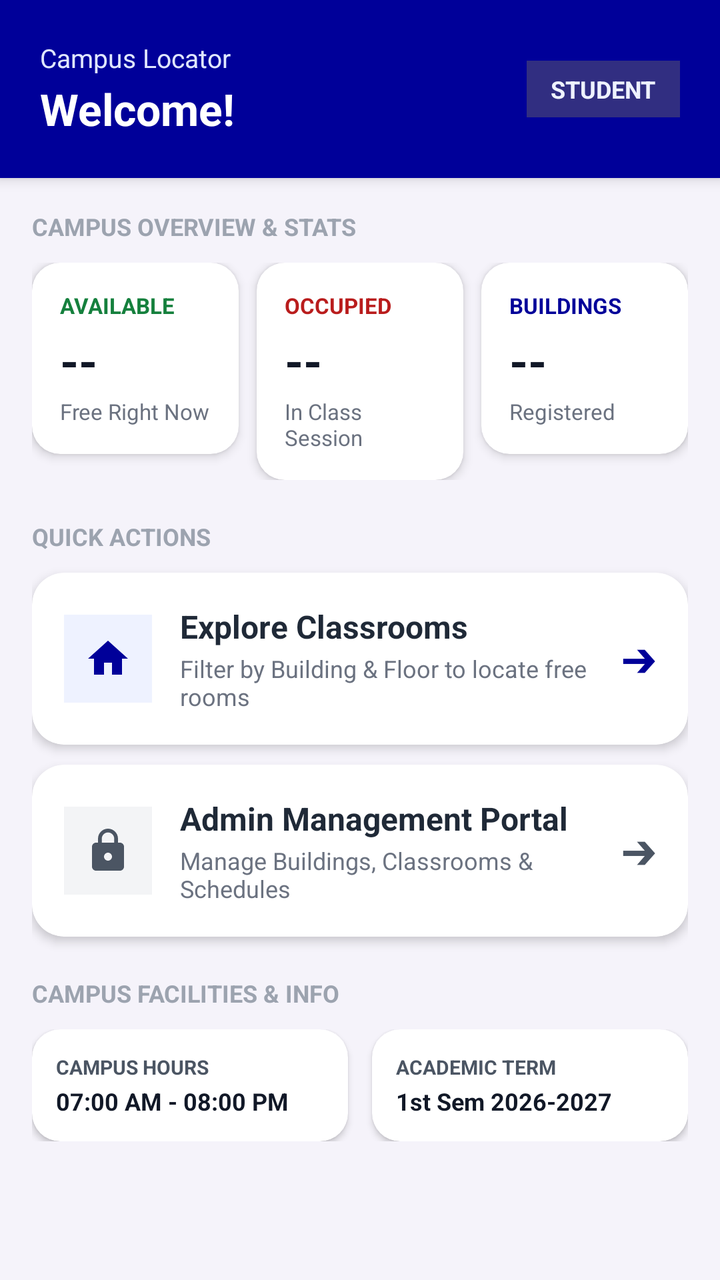
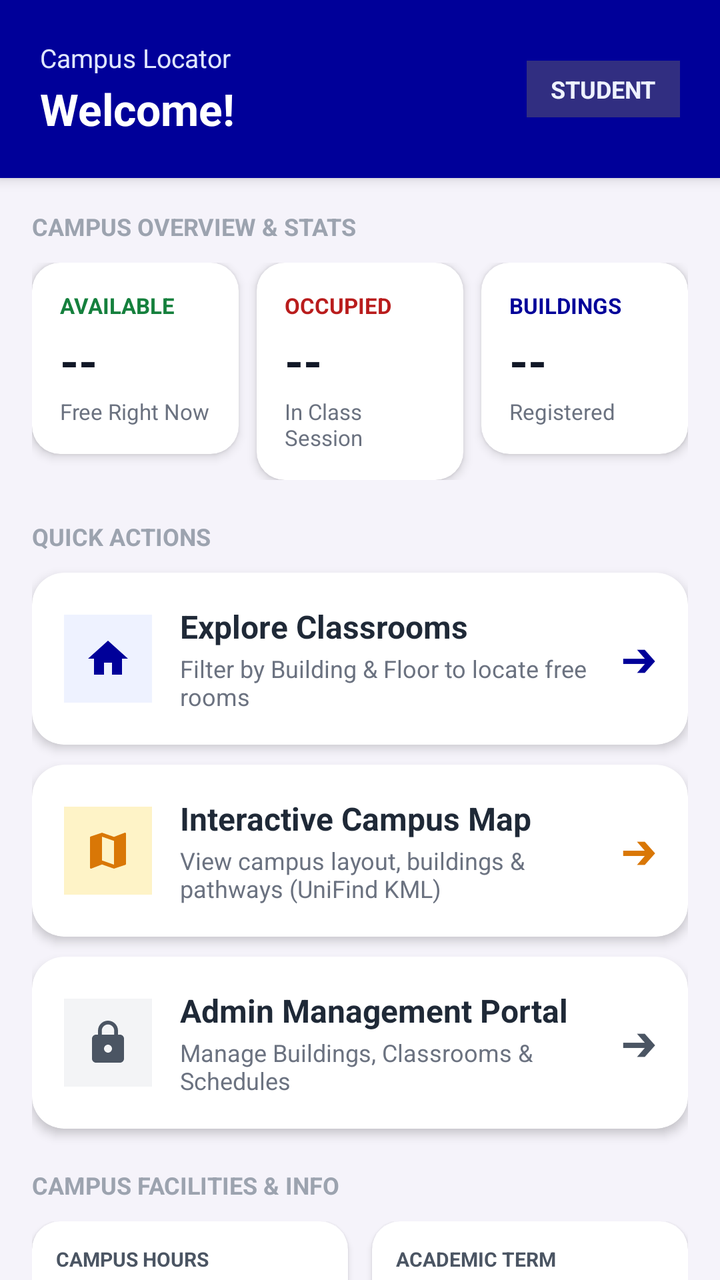

Two renders of the same Android screen: before a commit and after it. Below are the layout's source before the change and the commit's diff.
<!-- AndroidManifest.xml: application theme Theme.OOPProject -->
<!-- res/layout/fragment_home.xml -->
<?xml version="1.0" encoding="utf-8"?>
<LinearLayout xmlns:android="http://schemas.android.com/apk/res/android"
    xmlns:app="http://schemas.android.com/apk/res-auto"
    xmlns:tools="http://schemas.android.com/tools"
    android:layout_width="match_parent"
    android:layout_height="match_parent"
    android:background="#F5F3FA"
    android:orientation="vertical"
    tools:context=".frontEnd.HomeFragment">

    
    <LinearLayout
        android:layout_width="match_parent"
        android:layout_height="wrap_content"
        android:background="@color/dark_purple"
        android:elevation="4dp"
        android:gravity="center_vertical"
        android:orientation="horizontal"
        android:paddingHorizontal="20dp"
        android:paddingVertical="20dp">

        <LinearLayout
            android:layout_width="0dp"
            android:layout_height="wrap_content"
            android:layout_weight="1"
            android:orientation="vertical">

            <TextView
                android:layout_width="wrap_content"
                android:layout_height="wrap_content"
                android:text="Campus Locator"
                android:textColor="#E0E7FF"
                android:textSize="13sp" />

            <TextView
                android:id="@+id/tvUserName"
                android:layout_width="wrap_content"
                android:layout_height="wrap_content"
                android:layout_marginTop="2dp"
                android:text="Welcome!"
                android:textColor="#FFFFFF"
                android:textSize="22sp"
                android:textStyle="bold" />
        </LinearLayout>

        <TextView
            android:id="@+id/tvRoleBadge"
            android:layout_width="wrap_content"
            android:layout_height="wrap_content"
            android:background="#312E81"
            android:paddingHorizontal="12dp"
            android:paddingVertical="6dp"
            android:text="STUDENT"
            android:textColor="#EEF2FF"
            android:textSize="12sp"
            android:textStyle="bold" />
    </LinearLayout>

    <androidx.core.widget.NestedScrollView
        android:layout_width="match_parent"
        android:layout_height="0dp"
        android:layout_weight="1"
        android:clipToPadding="false"
        android:fillViewport="true">

        <LinearLayout
            android:layout_width="match_parent"
            android:layout_height="wrap_content"
            android:orientation="vertical"
            android:paddingHorizontal="16dp"
            android:paddingTop="16dp"
            android:paddingBottom="100dp">

            
            <TextView
                android:layout_width="wrap_content"
                android:layout_height="wrap_content"
                android:layout_marginBottom="10dp"
                android:text="CAMPUS OVERVIEW &amp; STATS"
                android:textColor="#9CA3AF"
                android:textSize="12sp"
                android:textStyle="bold" />

            
            <LinearLayout
                android:layout_width="match_parent"
                android:layout_height="wrap_content"
                android:baselineAligned="false"
                android:orientation="horizontal">

                
                <com.google.android.material.card.MaterialCardView
                    android:layout_width="0dp"
                    android:layout_height="wrap_content"
                    android:layout_marginEnd="6dp"
                    android:layout_weight="1"
                    app:cardBackgroundColor="#FFFFFF"
                    app:cardCornerRadius="14dp"
                    app:cardElevation="3dp"
                    app:strokeWidth="0dp">

                    <LinearLayout
                        android:layout_width="match_parent"
                        android:layout_height="wrap_content"
                        android:orientation="vertical"
                        android:padding="14dp">

                        <TextView
                            android:layout_width="wrap_content"
                            android:layout_height="wrap_content"
                            android:text="AVAILABLE"
                            android:textColor="#15803D"
                            android:textSize="11sp"
                            android:textStyle="bold" />

                        <TextView
                            android:id="@+id/tvAvailableCount"
                            android:layout_width="wrap_content"
                            android:layout_height="wrap_content"
                            android:layout_marginTop="4dp"
                            android:text="--"
                            android:textColor="#111827"
                            android:textSize="24sp"
                            android:textStyle="bold" />

                        <TextView
                            android:layout_width="wrap_content"
                            android:layout_height="wrap_content"
                            android:layout_marginTop="2dp"
                            android:text="Free Right Now"
                            android:textColor="#6B7280"
                            android:textSize="11sp" />
                    </LinearLayout>
                </com.google.android.material.card.MaterialCardView>

                
                <com.google.android.material.card.MaterialCardView
                    android:layout_width="0dp"
                    android:layout_height="wrap_content"
                    android:layout_marginHorizontal="3dp"
                    android:layout_weight="1"
                    app:cardBackgroundColor="#FFFFFF"
                    app:cardCornerRadius="14dp"
                    app:cardElevation="3dp"
                    app:strokeWidth="0dp">

                    <LinearLayout
                        android:layout_width="match_parent"
                        android:layout_height="wrap_content"
                        android:orientation="vertical"
                        android:padding="14dp">

                        <TextView
                            android:layout_width="wrap_content"
                            android:layout_height="wrap_content"
                            android:text="OCCUPIED"
                            android:textColor="#B91C1C"
                            android:textSize="11sp"
                            android:textStyle="bold" />

                        <TextView
                            android:id="@+id/tvOccupiedCount"
                            android:layout_width="wrap_content"
                            android:layout_height="wrap_content"
                            android:layout_marginTop="4dp"
                            android:text="--"
                            android:textColor="#111827"
                            android:textSize="24sp"
                            android:textStyle="bold" />

                        <TextView
                            android:layout_width="wrap_content"
                            android:layout_height="wrap_content"
                            android:layout_marginTop="2dp"
                            android:text="In Class Session"
                            android:textColor="#6B7280"
                            android:textSize="11sp" />
                    </LinearLayout>
                </com.google.android.material.card.MaterialCardView>

                
                <com.google.android.material.card.MaterialCardView
                    android:layout_width="0dp"
                    android:layout_height="wrap_content"
                    android:layout_marginStart="6dp"
                    android:layout_weight="1"
                    app:cardBackgroundColor="#FFFFFF"
                    app:cardCornerRadius="14dp"
                    app:cardElevation="3dp"
                    app:strokeWidth="0dp">

                    <LinearLayout
                        android:layout_width="match_parent"
                        android:layout_height="wrap_content"
                        android:orientation="vertical"
                        android:padding="14dp">

                        <TextView
                            android:layout_width="wrap_content"
                            android:layout_height="wrap_content"
                            android:text="BUILDINGS"
                            android:textColor="@color/dark_purple"
                            android:textSize="11sp"
                            android:textStyle="bold" />

                        <TextView
                            android:id="@+id/tvBuildingsCount"
                            android:layout_width="wrap_content"
                            android:layout_height="wrap_content"
                            android:layout_marginTop="4dp"
                            android:text="--"
                            android:textColor="#111827"
                            android:textSize="24sp"
                            android:textStyle="bold" />

                        <TextView
                            android:layout_width="wrap_content"
                            android:layout_height="wrap_content"
                            android:layout_marginTop="2dp"
                            android:text="Registered"
                            android:textColor="#6B7280"
                            android:textSize="11sp" />
                    </LinearLayout>
                </com.google.android.material.card.MaterialCardView>
            </LinearLayout>

            
            <TextView
                android:layout_width="wrap_content"
                android:layout_height="wrap_content"
                android:layout_marginTop="20dp"
                android:layout_marginBottom="10dp"
                android:text="QUICK ACTIONS"
                android:textColor="#9CA3AF"
                android:textSize="12sp"
                android:textStyle="bold" />

            
            <com.google.android.material.card.MaterialCardView
                android:id="@+id/btnExploreClassrooms"
                android:layout_width="match_parent"
                android:layout_height="wrap_content"
                android:layout_marginBottom="10dp"
                android:clickable="true"
                android:focusable="true"
                app:cardBackgroundColor="#FFFFFF"
                app:cardCornerRadius="16dp"
                app:cardElevation="3dp"
                app:strokeWidth="0dp">

                <LinearLayout
                    android:layout_width="match_parent"
                    android:layout_height="wrap_content"
                    android:gravity="center_vertical"
                    android:orientation="horizontal"
                    android:padding="16dp">

                    <ImageView
                        android:layout_width="44dp"
                        android:layout_height="44dp"
                        android:background="#EEF2FF"
                        android:contentDescription="Explore"
                        android:padding="10dp"
                        android:src="@drawable/ic_home"
                        app:tint="@color/dark_purple" />

                    <LinearLayout
                        android:layout_width="0dp"
                        android:layout_height="wrap_content"
                        android:layout_marginStart="14dp"
                        android:layout_weight="1"
                        android:orientation="vertical">

                        <TextView
                            android:layout_width="wrap_content"
                            android:layout_height="wrap_content"
                            android:text="Explore Classrooms"
                            android:textColor="#1F2937"
                            android:textSize="16sp"
                            android:textStyle="bold" />

                        <TextView
                            android:layout_width="wrap_content"
                            android:layout_height="wrap_content"
                            android:layout_marginTop="2dp"
                            android:text="Filter by Building &amp; Floor to locate free rooms"
                            android:textColor="#6B7280"
                            android:textSize="12sp" />
                    </LinearLayout>

                    <TextView
                        android:layout_width="wrap_content"
                        android:layout_height="wrap_content"
                        android:text="➔"
                        android:textColor="@color/dark_purple"
                        android:textSize="18sp"
                        android:textStyle="bold" />
                </LinearLayout>
            </com.google.android.material.card.MaterialCardView>

            
            <com.google.android.material.card.MaterialCardView
                android:id="@+id/btnAdminPortal"
                android:layout_width="match_parent"
                android:layout_height="wrap_content"
                android:clickable="true"
                android:focusable="true"
                app:cardBackgroundColor="#FFFFFF"
                app:cardCornerRadius="16dp"
                app:cardElevation="3dp"
                app:strokeWidth="0dp">

                <LinearLayout
                    android:layout_width="match_parent"
                    android:layout_height="wrap_content"
                    android:gravity="center_vertical"
                    android:orientation="horizontal"
                    android:padding="16dp">

                    <ImageView
                        android:layout_width="44dp"
                        android:layout_height="44dp"
                        android:background="#F3F4F6"
                        android:contentDescription="Admin Portal"
                        android:padding="10dp"
                        android:src="@drawable/ic_lock"
                        app:tint="#4B5563" />

                    <LinearLayout
                        android:layout_width="0dp"
                        android:layout_height="wrap_content"
                        android:layout_marginStart="14dp"
                        android:layout_weight="1"
                        android:orientation="vertical">

                        <TextView
                            android:id="@+id/tvAdminTitle"
                            android:layout_width="wrap_content"
                            android:layout_height="wrap_content"
                            android:text="Admin Management Portal"
                            android:textColor="#1F2937"
                            android:textSize="16sp"
                            android:textStyle="bold" />

                        <TextView
                            android:id="@+id/tvAdminSubtitle"
                            android:layout_width="wrap_content"
                            android:layout_height="wrap_content"
                            android:layout_marginTop="2dp"
                            android:text="Manage Buildings, Classrooms &amp; Schedules"
                            android:textColor="#6B7280"
                            android:textSize="12sp" />
                    </LinearLayout>

                    <TextView
                        android:layout_width="wrap_content"
                        android:layout_height="wrap_content"
                        android:text="➔"
                        android:textColor="#4B5563"
                        android:textSize="18sp"
                        android:textStyle="bold" />
                </LinearLayout>
            </com.google.android.material.card.MaterialCardView>

            
            <TextView
                android:layout_width="wrap_content"
                android:layout_height="wrap_content"
                android:layout_marginTop="20dp"
                android:layout_marginBottom="10dp"
                android:text="CAMPUS FACILITIES &amp; INFO"
                android:textColor="#9CA3AF"
                android:textSize="12sp"
                android:textStyle="bold" />

            
            <LinearLayout
                android:layout_width="match_parent"
                android:layout_height="wrap_content"
                android:baselineAligned="false"
                android:orientation="horizontal">

                <com.google.android.material.card.MaterialCardView
                    android:layout_width="0dp"
                    android:layout_height="wrap_content"
                    android:layout_marginEnd="6dp"
                    android:layout_weight="1"
                    app:cardBackgroundColor="#FFFFFF"
                    app:cardCornerRadius="14dp"
                    app:cardElevation="2dp"
                    app:strokeWidth="0dp">

                    <LinearLayout
                        android:layout_width="match_parent"
                        android:layout_height="wrap_content"
                        android:orientation="vertical"
                        android:padding="12dp">

                        <TextView
                            android:layout_width="wrap_content"
                            android:layout_height="wrap_content"
                            android:text="CAMPUS HOURS"
                            android:textColor="#4B5563"
                            android:textSize="10sp"
                            android:textStyle="bold" />

                        <TextView
                            android:layout_width="wrap_content"
                            android:layout_height="wrap_content"
                            android:layout_marginTop="2dp"
                            android:text="07:00 AM - 08:00 PM"
                            android:textColor="#111827"
                            android:textSize="12sp"
                            android:textStyle="bold" />
                    </LinearLayout>
                </com.google.android.material.card.MaterialCardView>

                <com.google.android.material.card.MaterialCardView
                    android:layout_width="0dp"
                    android:layout_height="wrap_content"
                    android:layout_marginStart="6dp"
                    android:layout_weight="1"
                    app:cardBackgroundColor="#FFFFFF"
                    app:cardCornerRadius="14dp"
                    app:cardElevation="2dp"
                    app:strokeWidth="0dp">

                    <LinearLayout
                        android:layout_width="match_parent"
                        android:layout_height="wrap_content"
                        android:orientation="vertical"
                        android:padding="12dp">

                        <TextView
                            android:layout_width="wrap_content"
                            android:layout_height="wrap_content"
                            android:text="ACADEMIC TERM"
                            android:textColor="#4B5563"
                            android:textSize="10sp"
                            android:textStyle="bold" />

                        <TextView
                            android:layout_width="wrap_content"
                            android:layout_height="wrap_content"
                            android:layout_marginTop="2dp"
                            android:text="1st Sem 2026-2027"
                            android:textColor="#111827"
                            android:textSize="12sp"
                            android:textStyle="bold" />
                    </LinearLayout>
                </com.google.android.material.card.MaterialCardView>
            </LinearLayout>

        </LinearLayout>
    </androidx.core.widget.NestedScrollView>
</LinearLayout>
<!-- resources referenced by this layout -->
<resources>
  <color name="dark_purple">#FF000099</color>
  <!-- drawable ic_home (drawable) -->
  <vector xmlns:android="http://schemas.android.com/apk/res/android"
      android:width="24dp"
      android:height="24dp"
      android:viewportWidth="24"
      android:viewportHeight="24">
      <path
          android:fillColor="#FF000000"
          android:pathData="M10,20v-6h4v6h5v-8h3L12,3 2,12h3v8z" />
  </vector>
  <!-- drawable ic_lock (drawable) -->
  <vector xmlns:android="http://schemas.android.com/apk/res/android"
      android:width="24dp"
      android:height="24dp"
      android:viewportWidth="24"
      android:viewportHeight="24">
    <path
        android:fillColor="#FF000000"
        android:pathData="M18,8h-1V6c0,-2.76 -2.24,-5 -5,-5S7,3.24 7,6v2H6c-1.1,0 -2,0.9 -2,2v10c0,1.1 0.9,2 2,2h12c1.1,0 2,-0.9 2,-2V10c0,-1.1 -0.9,-2 -2,-2zm-6,9c-1.1,0 -2,-0.9 -2,-2s0.9,-2 2,-2 2,0.9 2,2 -0.9,2 -2,2zm3.1,-9H8.9V6c0,-1.71 1.39,-3.1 3.1,-3.1 1.71,0 3.1,1.39 3.1,3.1v2z"/>
  </vector>
  <style name="Theme.OOPProject" parent="Theme.MaterialComponents.Light.NoActionBar">
          
          <item name="colorPrimary">@color/purple_500</item>
          <item name="colorPrimaryVariant">@color/purple_700</item>
          <item name="colorOnPrimary">@color/white</item>
          
          <item name="colorSecondary">@color/teal_200</item>
          <item name="colorSecondaryVariant">@color/teal_700</item>
          <item name="colorOnSecondary">@color/black</item>
          
          <item name="android:statusBarColor">@color/dark_purple</item>
          
          <item name="android:windowBackground">@color/dark_purple</item>
          <item name="android:windowSplashScreenBackground" tools:targetApi="s">@color/dark_purple</item>
          <item name="android:windowSplashScreenAnimatedIcon" tools:targetApi="s">@drawable/app_logo</item>
      </style>
  <color name="purple_500">#FF6200EE</color>
  <color name="purple_700">#FF3700B3</color>
  <color name="white">#FFFFFFFF</color>
  <color name="teal_200">#FF03DAC5</color>
  <color name="teal_700">#FF018786</color>
  <color name="black">#FF000000</color>
  <!-- drawable app_logo: png bitmap (drawable, 403426 bytes) -->
</resources>

<!-- the commit's change to res/layout/fragment_home.xml (unified diff, before → after) -->
@@ -300,6 +300,69 @@
 
             
             <com.google.android.material.card.MaterialCardView
+                android:id="@+id/btnCampusMap"
+                android:layout_width="match_parent"
+                android:layout_height="wrap_content"
+                android:layout_marginBottom="10dp"
+                android:clickable="true"
+                android:focusable="true"
+                app:cardBackgroundColor="#FFFFFF"
+                app:cardCornerRadius="16dp"
+                app:cardElevation="3dp"
+                app:strokeWidth="0dp">
+
+                <LinearLayout
+                    android:layout_width="match_parent"
+                    android:layout_height="wrap_content"
+                    android:gravity="center_vertical"
+                    android:orientation="horizontal"
+                    android:padding="16dp">
+
+                    <ImageView
+                        android:layout_width="44dp"
+                        android:layout_height="44dp"
+                        android:background="#FEF3C7"
+                        android:contentDescription="Campus Map"
+                        android:padding="10dp"
+                        android:src="@drawable/ic_map"
+                        app:tint="#D97706" />
+
+                    <LinearLayout
+                        android:layout_width="0dp"
+                        android:layout_height="wrap_content"
+                        android:layout_marginStart="14dp"
+                        android:layout_weight="1"
+                        android:orientation="vertical">
+
+                        <TextView
+                            android:layout_width="wrap_content"
+                            android:layout_height="wrap_content"
+                            android:text="Interactive Campus Map"
+                            android:textColor="#1F2937"
+                            android:textSize="16sp"
+                            android:textStyle="bold" />
+
+                        <TextView
+                            android:layout_width="wrap_content"
+                            android:layout_height="wrap_content"
+                            android:layout_marginTop="2dp"
+                            android:text="View campus layout, buildings &amp; pathways (UniFind KML)"
+                            android:textColor="#6B7280"
+                            android:textSize="12sp" />
+                    </LinearLayout>
+
+                    <TextView
+                        android:layout_width="wrap_content"
+                        android:layout_height="wrap_content"
+                        android:text="➔"
+                        android:textColor="#D97706"
+                        android:textSize="18sp"
+                        android:textStyle="bold" />
+                </LinearLayout>
+            </com.google.android.material.card.MaterialCardView>
+
+            
+            <com.google.android.material.card.MaterialCardView
                 android:id="@+id/btnAdminPortal"
                 android:layout_width="match_parent"
                 android:layout_height="wrap_content"
<!-- resource entries referenced after the edit -->
@@ -20,6 +20,16 @@
     <path
         android:fillColor="#FF000000"
         android:pathData="M18,8h-1V6c0,-2.76 -2.24,-5 -5,-5S7,3.24 7,6v2H6c-1.1,0 -2,0.9 -2,2v10c0,1.1 0.9,2 2,2h12c1.1,0 2,-0.9 2,-2V10c0,-1.1 -0.9,-2 -2,-2zm-6,9c-1.1,0 -2,-0.9 -2,-2s0.9,-2 2,-2 2,0.9 2,2 -0.9,2 -2,2zm3.1,-9H8.9V6c0,-1.71 1.39,-3.1 3.1,-3.1 1.71,0 3.1,1.39 3.1,3.1v2z"/>
+  </vector>
+  <!-- drawable ic_map (drawable) -->
+  <vector xmlns:android="http://schemas.android.com/apk/res/android"
+      android:width="24dp"
+      android:height="24dp"
+      android:viewportWidth="24"
+      android:viewportHeight="24">
+    <path
+        android:fillColor="#FF000000"
+        android:pathData="M20.5,3l-0.16,0.03L15,5.1 9,3 3.36,4.9C3.15,4.97 3,5.15 3,5.38V20.5c0,0.28 0.22,0.5 0.5,0.5l0.16,-0.03L9,18.9l6,2.1 5.64,-1.9c0.21,-0.07 0.36,-0.25 0.36,-0.48V3.5c0,-0.28 -0.22,-0.5 -0.5,-0.5zM15,19l-6,-2.11V5l6,2.11V19z"/>
   </vector>
   <style name="Theme.OOPProject" parent="Theme.MaterialComponents.Light.NoActionBar">
           
